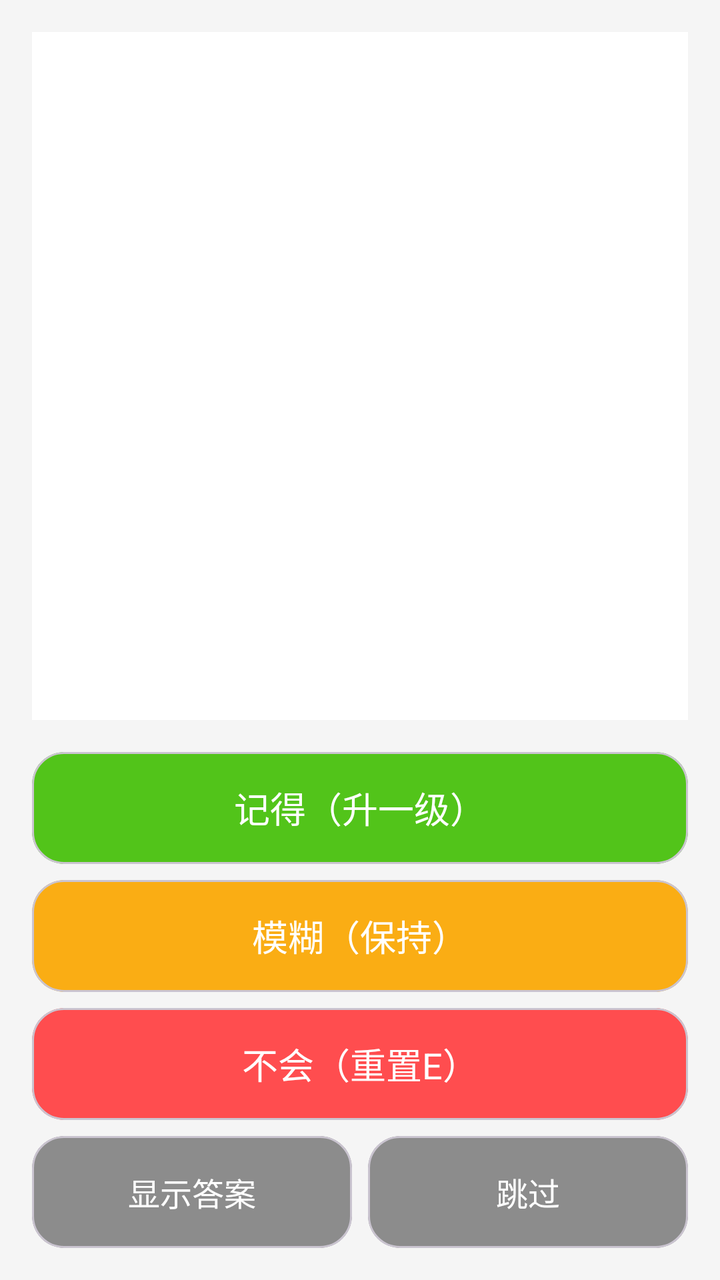
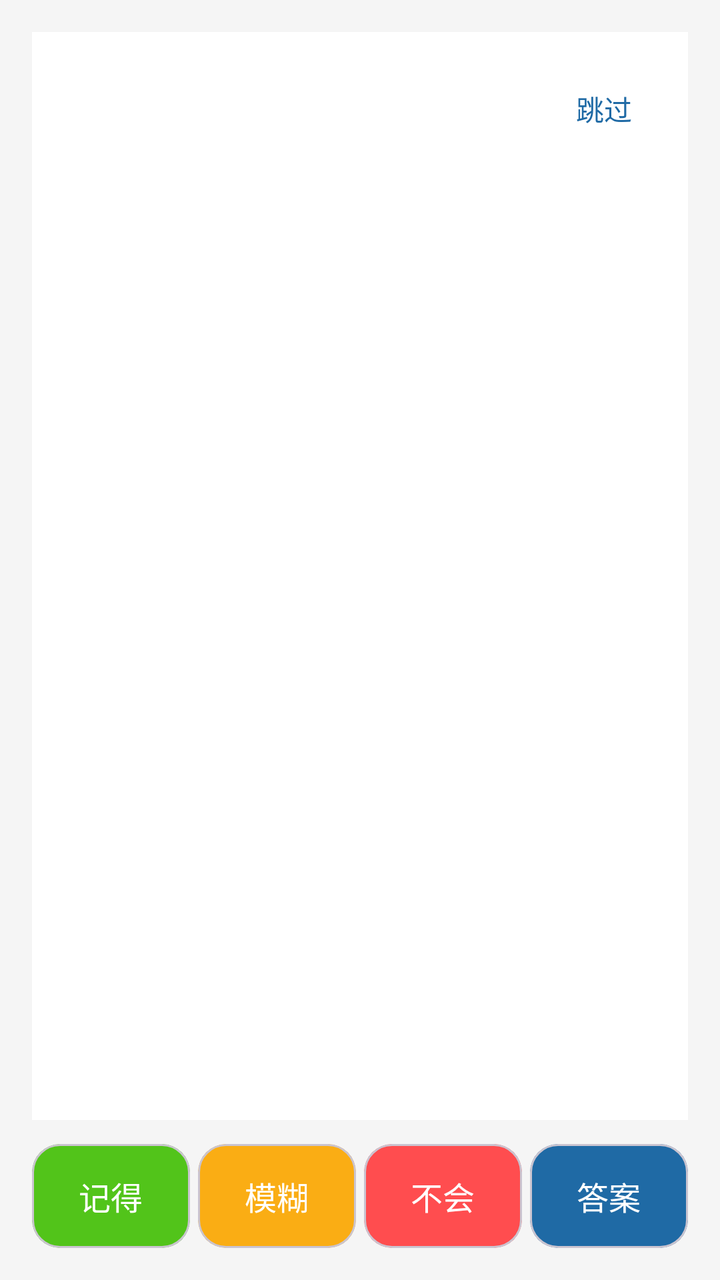

An Android layout rendered at two revisions. The XML below is the earlier revision; the diff shows what the commit changed to produce the second picture.
<!-- AndroidManifest.xml: application theme Theme.Demo -->
<!-- res/layout/activity_review.xml -->
<?xml version="1.0" encoding="utf-8"?>
<LinearLayout
    xmlns:android="http://schemas.android.com/apk/res/android"
    xmlns:app="http://schemas.android.com/apk/res-auto"
    android:layout_width="match_parent"
    android:layout_height="match_parent"
    android:orientation="vertical"
    android:background="#f5f5f5"
    android:padding="16dp">

    <LinearLayout
        android:id="@+id/session_banner"
        android:layout_width="match_parent"
        android:layout_height="wrap_content"
        android:orientation="horizontal"
        android:gravity="center_vertical"
        android:background="#fff7e6"
        android:paddingLeft="12dp"
        android:paddingRight="8dp"
        android:paddingTop="8dp"
        android:paddingBottom="8dp"
        android:layout_marginBottom="8dp"
        android:visibility="gone">

        <TextView
            android:id="@+id/tv_banner"
            android:layout_width="0dp"
            android:layout_height="wrap_content"
            android:layout_weight="1"
            android:textSize="13sp"
            android:textColor="#ad6800" />

        <TextView
            android:id="@+id/btn_banner_new"
            android:layout_width="wrap_content"
            android:layout_height="32dp"
            android:gravity="center"
            android:paddingLeft="8dp"
            android:paddingRight="8dp"
            android:text="开始新一轮"
            android:textSize="13sp"
            android:textStyle="bold"
            android:textColor="#1f6aa5"
            android:visibility="gone" />

        <TextView
            android:id="@+id/btn_banner_close"
            android:layout_width="32dp"
            android:layout_height="32dp"
            android:gravity="center"
            android:text="×"
            android:textSize="18sp"
            android:textColor="#ad6800" />

    </LinearLayout>

    <androidx.core.widget.NestedScrollView
        android:id="@+id/question_area"
        android:layout_width="match_parent"
        android:layout_height="0dp"
        android:layout_weight="1"
        android:background="@android:color/white"
        android:padding="20dp"
        android:layout_marginBottom="16dp">


        
        <LinearLayout
            android:id="@+id/question_root"
            android:layout_width="match_parent"
            android:layout_height="match_parent"
            android:orientation="vertical">

            <TextView
                android:id="@+id/tv_question"
                android:layout_width="match_parent"
                android:layout_height="wrap_content"
                android:textSize="20sp"
                android:textColor="#333333"
                android:lineSpacingExtra="8dp"/>

            <HorizontalScrollView
                android:layout_width="match_parent"
                android:layout_height="wrap_content"
                android:layout_marginTop="16dp">

                <LinearLayout
                    android:id="@+id/review_image_layout"
                    android:layout_width="wrap_content"
                    android:layout_height="wrap_content"
                    android:orientation="horizontal"
                    android:padding="8dp"/>
            </HorizontalScrollView>

            <LinearLayout
                android:id="@+id/answer_layout"
                android:layout_width="match_parent"
                android:layout_height="wrap_content"
                android:orientation="vertical"
                android:visibility="gone"
                android:layout_marginTop="24dp"
                android:paddingTop="16dp"
                android:background="#f8f8f8">

                <TextView
                    android:layout_width="wrap_content"
                    android:layout_height="wrap_content"
                    android:text="【答案】"
                    android:textSize="18sp"
                    android:textStyle="bold"
                    android:textColor="#1f6aa5"/>

                <TextView
                    android:id="@+id/tv_answer"
                    android:layout_width="match_parent"
                    android:layout_height="wrap_content"
                    android:textSize="18sp"
                    android:textColor="#333333"
                    android:layout_marginTop="8dp"/>

                <HorizontalScrollView
                    android:layout_width="match_parent"
                    android:layout_height="wrap_content"
                    android:layout_marginTop="16dp">

                    <LinearLayout
                        android:id="@+id/answer_image_layout"
                        android:layout_width="wrap_content"
                        android:layout_height="wrap_content"
                        android:orientation="horizontal"
                        android:padding="8dp"/>
                </HorizontalScrollView>

            </LinearLayout>

        </LinearLayout>

    </androidx.core.widget.NestedScrollView>

    <LinearLayout
        android:layout_width="match_parent"
        android:layout_height="wrap_content"
        android:orientation="vertical">

        <com.google.android.material.card.MaterialCardView
            android:id="@+id/btn_know"
            android:layout_width="match_parent"
            android:layout_height="56dp"
            app:cardCornerRadius="16dp"
            app:cardBackgroundColor="#52c41a"
            android:layout_marginBottom="8dp">

            <TextView
                android:layout_width="match_parent"
                android:layout_height="match_parent"
                android:text="记得（升一级）"
                android:textColor="@android:color/white"
                android:textSize="18sp"
                android:gravity="center"/>
        </com.google.android.material.card.MaterialCardView>

        <com.google.android.material.card.MaterialCardView
            android:id="@+id/btn_unknown"
            android:layout_width="match_parent"
            android:layout_height="56dp"
            app:cardCornerRadius="16dp"
            app:cardBackgroundColor="#faad14"
            android:layout_marginBottom="8dp">

            <TextView
                android:layout_width="match_parent"
                android:layout_height="match_parent"
                android:text="模糊（保持）"
                android:textColor="@android:color/white"
                android:textSize="18sp"
                android:gravity="center"/>
        </com.google.android.material.card.MaterialCardView>

        <com.google.android.material.card.MaterialCardView
            android:id="@+id/btn_forget"
            android:layout_width="match_parent"
            android:layout_height="56dp"
            app:cardCornerRadius="16dp"
            app:cardBackgroundColor="#ff4d4f"
            android:layout_marginBottom="8dp">

            <TextView
                android:layout_width="match_parent"
                android:layout_height="match_parent"
                android:text="不会（重置E）"
                android:textColor="@android:color/white"
                android:textSize="18sp"
                android:gravity="center"/>
        </com.google.android.material.card.MaterialCardView>

        <LinearLayout
            android:layout_width="match_parent"
            android:layout_height="wrap_content"
            android:orientation="horizontal">

            <com.google.android.material.card.MaterialCardView
                android:id="@+id/btn_back"
                android:layout_width="0dp"
                android:layout_height="56dp"
                android:layout_weight="1"
                android:layout_marginEnd="4dp"
                app:cardCornerRadius="16dp"
                app:cardBackgroundColor="#8c8c8c">

                <TextView
                    android:layout_width="match_parent"
                    android:layout_height="match_parent"
                    android:text="显示答案"
                    android:textColor="@android:color/white"
                    android:textSize="16sp"
                    android:gravity="center"/>
            </com.google.android.material.card.MaterialCardView>

            <com.google.android.material.card.MaterialCardView
                android:id="@+id/btn_skip"
                android:layout_width="0dp"
                android:layout_height="56dp"
                android:layout_weight="1"
                android:layout_marginStart="4dp"
                app:cardCornerRadius="16dp"
                app:cardBackgroundColor="#8c8c8c">

                <TextView
                    android:layout_width="match_parent"
                    android:layout_height="match_parent"
                    android:text="跳过"
                    android:textColor="@android:color/white"
                    android:textSize="16sp"
                    android:gravity="center"/>
            </com.google.android.material.card.MaterialCardView>

        </LinearLayout>

    </LinearLayout>

</LinearLayout>
<!-- resources referenced by this layout -->
<resources>
  <style name="Theme.Demo" parent="Base.Theme.Demo" />
  <style name="Base.Theme.Demo" parent="Theme.Material3.DayNight.NoActionBar">
          
          
      </style>
</resources>

<!-- the commit's change to res/layout/activity_review.xml (unified diff, before → after) -->
@@ -61,8 +61,7 @@
         android:layout_weight="1"
         android:background="@android:color/white"
         android:padding="20dp"
-        android:layout_marginBottom="16dp">
-
+        android:layout_marginBottom="12dp">
 
         
         <LinearLayout
@@ -70,6 +69,24 @@
             android:layout_width="match_parent"
             android:layout_height="match_parent"
             android:orientation="vertical">
+
+            
+            <LinearLayout
+                android:layout_width="match_parent"
+                android:layout_height="wrap_content"
+                android:orientation="horizontal"
+                android:gravity="end"
+                android:layout_marginBottom="4dp">
+
+                <TextView
+                    android:id="@+id/btn_skip"
+                    android:layout_width="wrap_content"
+                    android:layout_height="wrap_content"
+                    android:padding="8dp"
+                    android:text="跳过"
+                    android:textSize="14sp"
+                    android:textColor="#1f6aa5" />
+            </LinearLayout>
 
             <TextView
                 android:id="@+id/tv_question"
@@ -140,101 +157,79 @@
     <LinearLayout
         android:layout_width="match_parent"
         android:layout_height="wrap_content"
-        android:orientation="vertical">
+        android:orientation="horizontal">
 
         <com.google.android.material.card.MaterialCardView
             android:id="@+id/btn_know"
-            android:layout_width="match_parent"
-            android:layout_height="56dp"
-            app:cardCornerRadius="16dp"
-            app:cardBackgroundColor="#52c41a"
-            android:layout_marginBottom="8dp">
-
-            <TextView
-                android:layout_width="match_parent"
-                android:layout_height="match_parent"
-                android:text="记得（升一级）"
-                android:textColor="@android:color/white"
-                android:textSize="18sp"
+            android:layout_width="0dp"
+            android:layout_height="52dp"
+            android:layout_weight="1"
+            android:layout_marginEnd="4dp"
+            app:cardCornerRadius="14dp"
+            app:cardBackgroundColor="#52c41a">
+
+            <TextView
+                android:layout_width="match_parent"
+                android:layout_height="match_parent"
+                android:text="记得"
+                android:textColor="@android:color/white"
+                android:textSize="16sp"
                 android:gravity="center"/>
         </com.google.android.material.card.MaterialCardView>
 
         <com.google.android.material.card.MaterialCardView
             android:id="@+id/btn_unknown"
-            android:layout_width="match_parent"
-            android:layout_height="56dp"
-            app:cardCornerRadius="16dp"
-            app:cardBackgroundColor="#faad14"
-            android:layout_marginBottom="8dp">
-
-            <TextView
-                android:layout_width="match_parent"
-                android:layout_height="match_parent"
-                android:text="模糊（保持）"
-                android:textColor="@android:color/white"
-                android:textSize="18sp"
+            android:layout_width="0dp"
+            android:layout_height="52dp"
+            android:layout_weight="1"
+            android:layout_marginEnd="4dp"
+            app:cardCornerRadius="14dp"
+            app:cardBackgroundColor="#faad14">
+
+            <TextView
+                android:layout_width="match_parent"
+                android:layout_height="match_parent"
+                android:text="模糊"
+                android:textColor="@android:color/white"
+                android:textSize="16sp"
                 android:gravity="center"/>
         </com.google.android.material.card.MaterialCardView>
 
         <com.google.android.material.card.MaterialCardView
             android:id="@+id/btn_forget"
-            android:layout_width="match_parent"
-            android:layout_height="56dp"
-            app:cardCornerRadius="16dp"
-            app:cardBackgroundColor="#ff4d4f"
-            android:layout_marginBottom="8dp">
-
-            <TextView
-                android:layout_width="match_parent"
-                android:layout_height="match_parent"
-                android:text="不会（重置E）"
-                android:textColor="@android:color/white"
-                android:textSize="18sp"
-                android:gravity="center"/>
-        </com.google.android.material.card.MaterialCardView>
-
-        <LinearLayout
-            android:layout_width="match_parent"
-            android:layout_height="wrap_content"
-            android:orientation="horizontal">
-
-            <com.google.android.material.card.MaterialCardView
-                android:id="@+id/btn_back"
-                android:layout_width="0dp"
-                android:layout_height="56dp"
-                android:layout_weight="1"
-                android:layout_marginEnd="4dp"
-                app:cardCornerRadius="16dp"
-                app:cardBackgroundColor="#8c8c8c">
-
-                <TextView
-                    android:layout_width="match_parent"
-                    android:layout_height="match_parent"
-                    android:text="显示答案"
-                    android:textColor="@android:color/white"
-                    android:textSize="16sp"
-                    android:gravity="center"/>
-            </com.google.android.material.card.MaterialCardView>
-
-            <com.google.android.material.card.MaterialCardView
-                android:id="@+id/btn_skip"
-                android:layout_width="0dp"
-                android:layout_height="56dp"
-                android:layout_weight="1"
-                android:layout_marginStart="4dp"
-                app:cardCornerRadius="16dp"
-                app:cardBackgroundColor="#8c8c8c">
-
-                <TextView
-                    android:layout_width="match_parent"
-                    android:layout_height="match_parent"
-                    android:text="跳过"
-                    android:textColor="@android:color/white"
-                    android:textSize="16sp"
-                    android:gravity="center"/>
-            </com.google.android.material.card.MaterialCardView>
-
-        </LinearLayout>
+            android:layout_width="0dp"
+            android:layout_height="52dp"
+            android:layout_weight="1"
+            android:layout_marginEnd="4dp"
+            app:cardCornerRadius="14dp"
+            app:cardBackgroundColor="#ff4d4f">
+
+            <TextView
+                android:layout_width="match_parent"
+                android:layout_height="match_parent"
+                android:text="不会"
+                android:textColor="@android:color/white"
+                android:textSize="16sp"
+                android:gravity="center"/>
+        </com.google.android.material.card.MaterialCardView>
+
+        <com.google.android.material.card.MaterialCardView
+            android:id="@+id/btn_answer"
+            android:layout_width="0dp"
+            android:layout_height="52dp"
+            android:layout_weight="1"
+            app:cardCornerRadius="14dp"
+            app:cardBackgroundColor="#1f6aa5">
+
+            <TextView
+                android:id="@+id/btn_answer_text"
+                android:layout_width="match_parent"
+                android:layout_height="match_parent"
+                android:text="答案"
+                android:textColor="@android:color/white"
+                android:textSize="16sp"
+                android:gravity="center"/>
+        </com.google.android.material.card.MaterialCardView>
 
     </LinearLayout>
 
